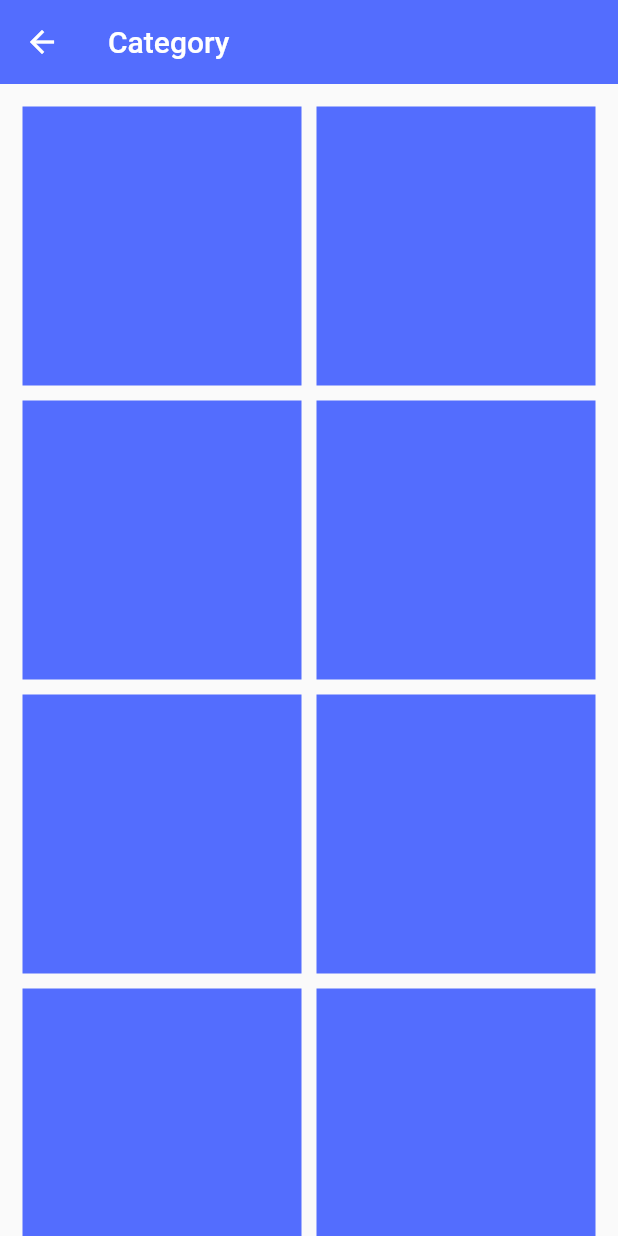
After one commit to MMMIIIN/hobbysir, a Flutter app: the ListPage screen opened directly, on a phone screen of 412 x 824 dp. The commit adds this screen. Run offline on Flutter 3.47's test engine with Material 2 defaults, Android fonts, the phone set to English and light mode, and no system bars; our stand-ins replace get, google_maps_flutter.

Commit message:
listpage init

```diff
--- a/lib/src/page/home/homepage.dart
+++ b/lib/src/page/home/homepage.dart
@@ -1,3 +1,4 @@
+import 'package:dwaf_hobbysir/src/page/list/list_page.dart';
 import 'package:flutter/material.dart';
 import 'package:get/get.dart';
 
@@ -24,7 +25,7 @@ class HomePage extends StatelessWidget {
                 itemBuilder: (context, index) {
                   return GestureDetector(
                     onTap: () {
-                      // Get.to(() => HobbyListPage(hobbyIndex: index));
+                      Get.to(() => ListPage());
                     },
                     child: Container(
                       padding: EdgeInsets.all(10),
--- /dev/null
+++ b/lib/src/page/list/list_page.dart
@@ -0,0 +1,34 @@
+import 'package:flutter/material.dart';
+
+class ListPage extends StatelessWidget {
+  @override
+  Widget build(BuildContext context) {
+    return Scaffold(
+      appBar: AppBar(
+        title: Text('Category'),
+        backgroundColor: Colors.indigoAccent,
+        elevation: 0,
+      ),
+      body: Column(
+        children: [
+          Expanded(
+            child: GridView.builder(
+              padding: EdgeInsets.all(15),
+              itemCount: 10,
+              gridDelegate: SliverGridDelegateWithFixedCrossAxisCount(
+                crossAxisCount: 2,
+                mainAxisSpacing: 10,
+                crossAxisSpacing: 10,
+              ),
+              itemBuilder: (context, index) {
+                return Container(
+                  color: Colors.indigoAccent,
+                );
+              },
+            ),
+          ),
+        ],
+      ),
+    );
+  }
+}
```
